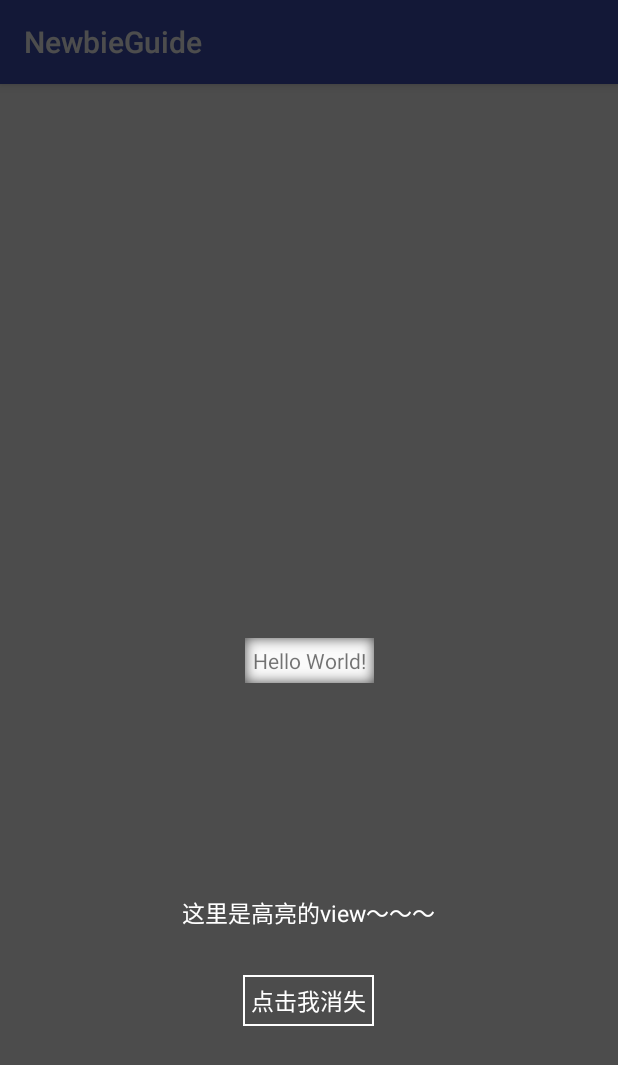
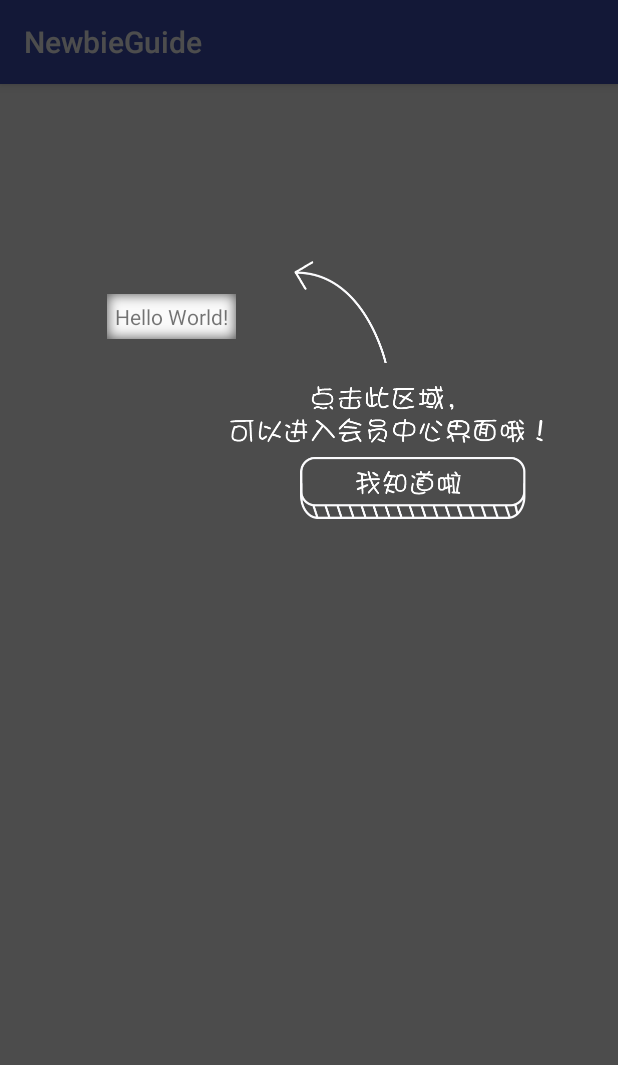
Before and after one commit to huburt-Hu/NewbieGuide, an Android app: the screen it shows after launch (MainActivity), on a phone screen of 412 x 824 dp. Shown: the top 1065 px of the screen. Run offline under Robolectric (Android 15) with nearby library versions, the phone set to English and light mode, and no system bars.

Commit message:
优化展示图片

```diff
--- a/app/src/main/java/com/app/hubert/newbieguide/MainActivity.java
+++ b/app/src/main/java/com/app/hubert/newbieguide/MainActivity.java
@@ -20,29 +20,30 @@ public class MainActivity extends AppCompatActivity {
         NewbieGuide.with(this)//传入activity
                 .setLabel("guide1")//设置引导层标示，必传！否则报错
                 .addHighLight(textView, HighLight.Type.RECTANGLE)//添加需要高亮的view
-                .setLayoutRes(R.layout.view_guide, R.id.textView)//自定义的提示layout，不要添加背景色，引导层背景色通过setBackgroundColor()设置
+                .setLayoutRes(R.layout.view_guide)//自定义的提示layout，不要添加背景色，引导层背景色通过setBackgroundColor()设置
+                .alwaysShow(true)
                 .show();//直接显示引导层
 
 
-        Controller controller = NewbieGuide.with(this)
-                .setOnGuideChangedListener(new OnGuideChangedListener() {//设置监听
-                    @Override
-                    public void onShowed(Controller controller) {
-                        //引导层显示
-                    }
-
-                    @Override
-                    public void onRemoved(Controller controller) {
-                        //引导层消失
-                    }
-                })
-                .setBackgroundColor(Color.BLACK)//设置引导层背景色，建议有透明度，默认背景色为：0xb2000000
-                .setEveryWhereCancelable(false)//设置点击任何区域消失，默认为true
-                .setLayoutRes(R.layout.view_guide, R.id.textView)//自定义的提示layout,第二个可变参数为点击隐藏引导层view的id
-                .alwaysShow(true)//是否每次都显示引导层，默认false
-                .build();//构建引导层的控制器
-        controller.resetLabel("guide1");
-        controller.remove();//移除引导层
-        controller.show();//显示引导层
+//        Controller controller = NewbieGuide.with(this)
+//                .setOnGuideChangedListener(new OnGuideChangedListener() {//设置监听
+//                    @Override
+//                    public void onShowed(Controller controller) {
+//                        //引导层显示
+//                    }
+//
+//                    @Override
+//                    public void onRemoved(Controller controller) {
+//                        //引导层消失
+//                    }
+//                })
+//                .setBackgroundColor(Color.BLACK)//设置引导层背景色，建议有透明度，默认背景色为：0xb2000000
+//                .setEveryWhereCancelable(false)//设置点击任何区域消失，默认为true
+//                .setLayoutRes(R.layout.view_guide, R.id.textView)//自定义的提示layout,第二个可变参数为点击隐藏引导层view的id
+//                .alwaysShow(true)//是否每次都显示引导层，默认false
+//                .build();//构建引导层的控制器
+//        controller.resetLabel("guide1");
+//        controller.remove();//移除引导层
+//        controller.show();//显示引导层
     }
 }
--- a/app/src/main/res/layout/activity_main.xml
+++ b/app/src/main/res/layout/activity_main.xml
@@ -15,6 +15,8 @@
         app:layout_constraintBottom_toBottomOf="parent"
         app:layout_constraintLeft_toLeftOf="parent"
         app:layout_constraintRight_toRightOf="parent"
-        app:layout_constraintTop_toTopOf="parent" />
+        app:layout_constraintTop_toTopOf="parent"
+        app:layout_constraintHorizontal_bias="0.218"
+        app:layout_constraintVertical_bias="0.19" />
 
 </android.support.constraint.ConstraintLayout>
--- a/app/src/main/res/layout/view_guide.xml
+++ b/app/src/main/res/layout/view_guide.xml
@@ -6,28 +6,15 @@
     android:orientation="vertical"
     tools:background="#000000">
 
-    <TextView
-        android:id="@+id/tv"
+    <ImageView
+        android:src="@drawable/huiyuan_cebianlan_mengban"
         android:layout_width="wrap_content"
         android:layout_height="wrap_content"
-        android:text="这里是高亮的view～～～"
-        android:textColor="#ffffff"
-        android:textSize="15sp"
-        android:layout_alignParentBottom="true"
-        android:layout_centerHorizontal="true"
-        android:layout_marginBottom="204dp" />
-
-    <TextView
-        android:id="@+id/textView"
-        android:layout_width="wrap_content"
-        android:layout_height="wrap_content"
-        android:background="@drawable/solid_white_bg"
-        android:padding="5dp"
-        android:text="点击我消失"
-        android:textColor="#ffffff"
-        android:textSize="15sp"
-        android:layout_alignTop="@+id/tv"
-        android:layout_centerHorizontal="true"
-        android:layout_marginTop="53dp" />
+        android:layout_marginRight="45dp"
+        android:layout_marginEnd="45dp"
+        android:layout_alignParentTop="true"
+        android:layout_alignParentRight="true"
+        android:layout_alignParentEnd="true"
+        android:layout_marginTop="127dp" />
 
 </RelativeLayout>
```
Also changed, not shown: app/src/main/res/drawable-xxhdpi/huiyuan_cebianlan_mengban.png (added), 1 other file.
